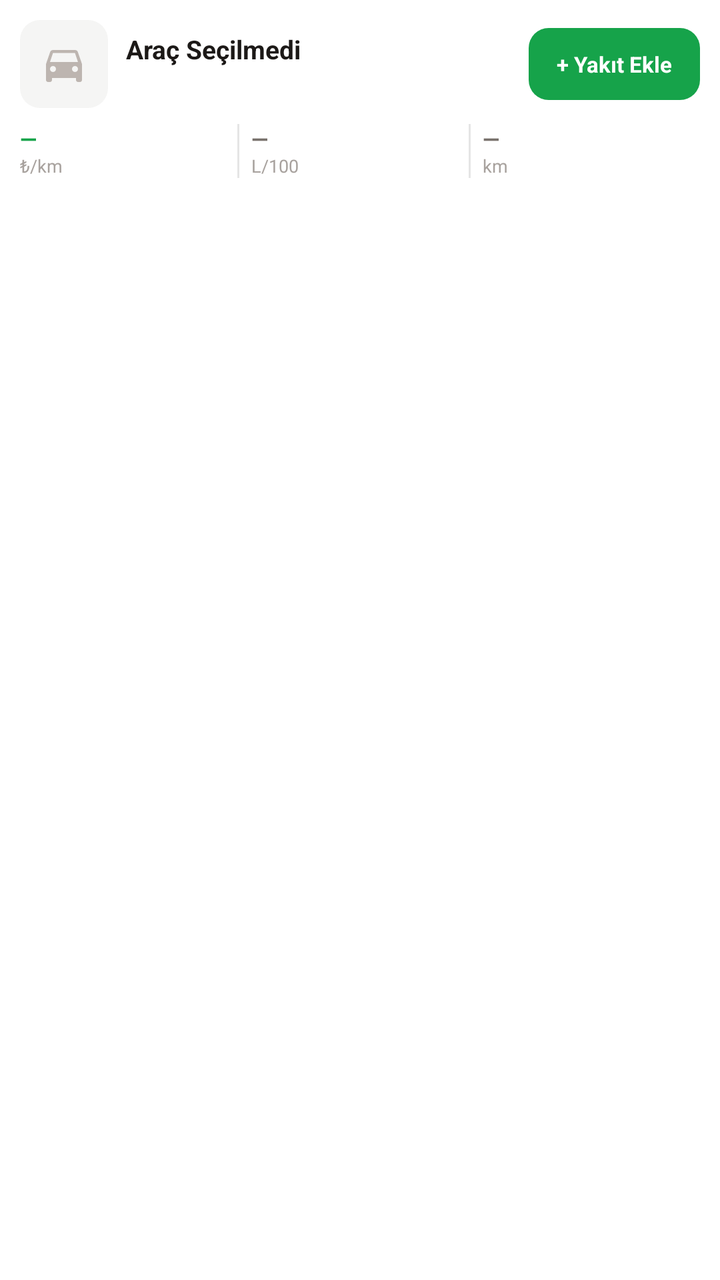
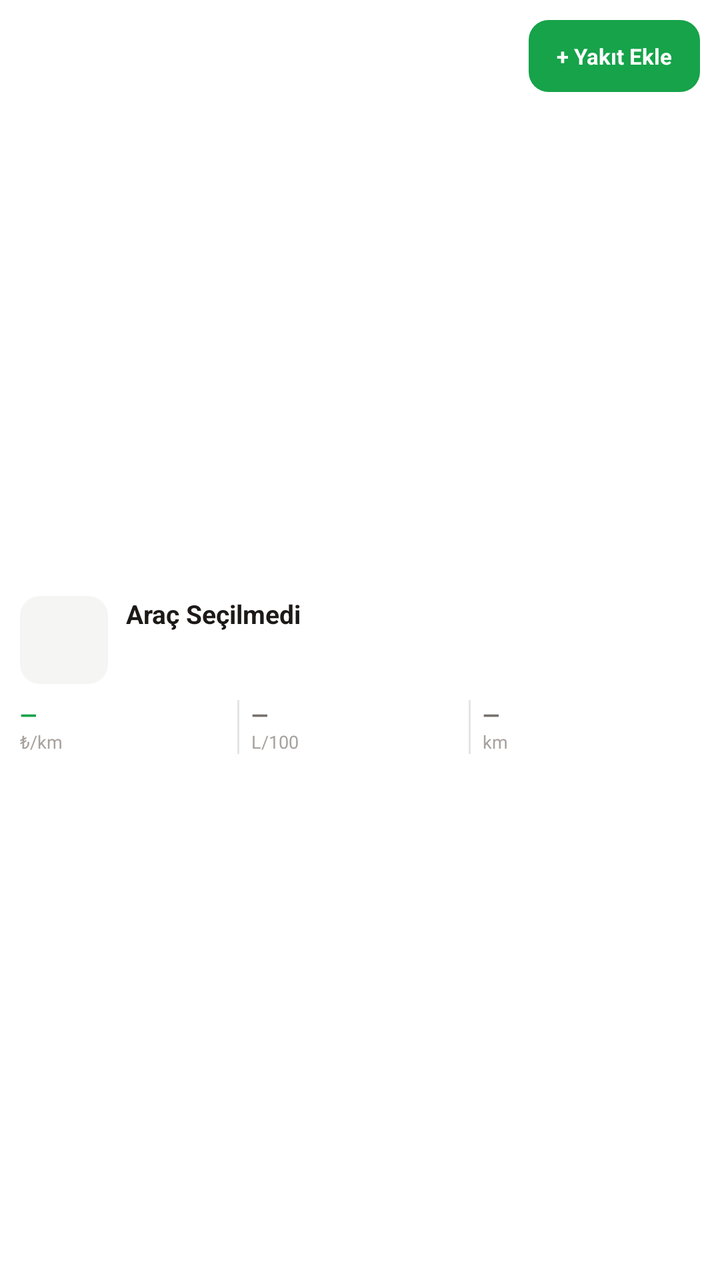

The first picture is an Android layout as it rendered before a commit; the second is the same layout after the commit. The layout source and the unified diff follow.
<!-- AndroidManifest.xml: fallback theme Theme.MaterialComponents.DayNight.NoActionBar -->
<!-- res/layout/fuel_widget_small_layout.xml -->
<?xml version="1.0" encoding="utf-8"?>
<LinearLayout xmlns:android="http://schemas.android.com/apk/res/android"
    android:layout_width="match_parent"
    android:layout_height="wrap_content"
    android:background="@drawable/widget_card_bg"
    android:orientation="vertical"
    android:padding="10dp">

    
    <LinearLayout
        android:layout_width="match_parent"
        android:layout_height="wrap_content"
        android:gravity="center_vertical"
        android:orientation="horizontal">

        
        <ImageView
            android:id="@+id/iv_vehicle_thumb_small"
            android:layout_width="44dp"
            android:layout_height="44dp"
            android:contentDescription="Araç"
            android:scaleType="centerCrop"
            android:src="@drawable/ic_car_placeholder" />

        
        <LinearLayout
            android:layout_width="0dp"
            android:layout_height="wrap_content"
            android:layout_marginStart="9dp"
            android:layout_weight="1"
            android:orientation="vertical">

            <TextView
                android:id="@+id/tv_vehicle_name_small"
                android:layout_width="wrap_content"
                android:layout_height="wrap_content"
                android:ellipsize="end"
                android:maxLines="1"
                android:text="Araç Seçilmedi"
                android:textColor="#1C1917"
                android:textSize="13sp"
                android:textStyle="bold" />

            <TextView
                android:id="@+id/tv_fuel_type_small"
                android:layout_width="wrap_content"
                android:layout_height="wrap_content"
                android:layout_marginTop="1dp"
                android:text=""
                android:textColor="#78716C"
                android:textSize="10sp" />
        </LinearLayout>

        
        <TextView
            android:id="@+id/btn_add_fuel_small"
            android:layout_width="wrap_content"
            android:layout_height="36dp"
            android:layout_marginStart="8dp"
            android:background="@drawable/widget_btn_bg"
            android:gravity="center"
            android:paddingStart="14dp"
            android:paddingEnd="14dp"
            android:text="+ Yakıt Ekle"
            android:textColor="@android:color/white"
            android:textSize="11sp"
            android:textStyle="bold" />
    </LinearLayout>

    
    <LinearLayout
        android:layout_width="match_parent"
        android:layout_height="wrap_content"
        android:layout_marginTop="8dp"
        android:orientation="horizontal">

        
        <LinearLayout
            android:layout_width="0dp"
            android:layout_height="wrap_content"
            android:layout_weight="1"
            android:orientation="vertical">

            <TextView
                android:id="@+id/tv_cost_per_km_small"
                android:layout_width="wrap_content"
                android:layout_height="wrap_content"
                android:text="—"
                android:textColor="#16A34A"
                android:textSize="11sp"
                android:textStyle="bold" />

            <TextView
                android:layout_width="wrap_content"
                android:layout_height="wrap_content"
                android:text="₺/km"
                android:textColor="#A8A29E"
                android:textSize="9sp" />
        </LinearLayout>

        
        <View
            android:layout_width="1dp"
            android:layout_height="match_parent"
            android:background="#1A000000" />

        
        <LinearLayout
            android:layout_width="0dp"
            android:layout_height="wrap_content"
            android:layout_marginStart="6dp"
            android:layout_weight="1"
            android:orientation="vertical">

            <TextView
                android:id="@+id/tv_liters_per100_small"
                android:layout_width="wrap_content"
                android:layout_height="wrap_content"
                android:text="—"
                android:textColor="#78716C"
                android:textSize="11sp"
                android:textStyle="bold" />

            <TextView
                android:layout_width="wrap_content"
                android:layout_height="wrap_content"
                android:text="L/100"
                android:textColor="#A8A29E"
                android:textSize="9sp" />
        </LinearLayout>

        
        <View
            android:layout_width="1dp"
            android:layout_height="match_parent"
            android:background="#1A000000" />

        
        <LinearLayout
            android:layout_width="0dp"
            android:layout_height="wrap_content"
            android:layout_marginStart="6dp"
            android:layout_weight="1"
            android:orientation="vertical">

            <TextView
                android:id="@+id/tv_total_km_small"
                android:layout_width="wrap_content"
                android:layout_height="wrap_content"
                android:text="—"
                android:textColor="#78716C"
                android:textSize="11sp"
                android:textStyle="bold" />

            <TextView
                android:layout_width="wrap_content"
                android:layout_height="wrap_content"
                android:text="km"
                android:textColor="#A8A29E"
                android:textSize="9sp" />
        </LinearLayout>
    </LinearLayout>

</LinearLayout>
<!-- resources referenced by this layout -->
<resources>
  <!-- drawable ic_car_placeholder (drawable) -->
  <?xml version="1.0" encoding="utf-8"?>
  <layer-list xmlns:android="http://schemas.android.com/apk/res/android">
      <item
          android:drawable="@drawable/widget_thumb_bg" />
      <item
          android:top="10dp"
          android:bottom="10dp"
          android:left="10dp"
          android:right="10dp">
          <vector
              android:width="24dp"
              android:height="24dp"
              android:viewportWidth="24"
              android:viewportHeight="24">
              <path
                  android:fillColor="#BDB5B0"
                  android:pathData="M18.92,6.01C18.72,5.42,18.16,5,17.5,5h-11c-0.66,0,-1.21,0.42,-1.42,1.01L3,12v8c0,0.55,0.45,1,1,1h1c0.55,0,1,-0.45,1,-1v-1h12v1c0,0.55,0.45,1,1,1h1c0.55,0,1,-0.45,1,-1v-8l-2.08,-5.99zM6.5,16c-0.83,0,-1.5,-0.67,-1.5,-1.5S5.67,13,6.5,13,8,13.67,8,14.5,7.33,16,6.5,16zM17.5,16c-0.83,0,-1.5,-0.67,-1.5,-1.5s0.67,-1.5,1.5,-1.5,1.5,0.67,1.5,1.5-0.67,1.5-1.5,1.5zM5,11l1.5,-4.5h11L19,11H5z" />
          </vector>
      </item>
  </layer-list>
  <!-- drawable widget_btn_bg (drawable) -->
  <?xml version="1.0" encoding="utf-8"?>
  <shape xmlns:android="http://schemas.android.com/apk/res/android"
      android:shape="rectangle">
      <corners android:radius="10dp" />
      <solid android:color="#16A34A" />
  </shape>
  <!-- drawable widget_card_bg (drawable) -->
  <?xml version="1.0" encoding="utf-8"?>
  <shape xmlns:android="http://schemas.android.com/apk/res/android"
      android:shape="rectangle">
      <corners android:radius="16dp" />
      <solid android:color="#FFFFFF" />
  </shape>
  <!-- drawable widget_thumb_bg (drawable) -->
  <?xml version="1.0" encoding="utf-8"?>
  <shape xmlns:android="http://schemas.android.com/apk/res/android"
      android:shape="rectangle">
      <corners android:radius="10dp" />
      <solid android:color="#F5F5F4" />
  </shape>
</resources>

<!-- the commit's change to res/layout/fuel_widget_small_layout.xml (unified diff, before → after) -->
@@ -1,76 +1,71 @@
 <?xml version="1.0" encoding="utf-8"?>
-<LinearLayout xmlns:android="http://schemas.android.com/apk/res/android"
+<RelativeLayout xmlns:android="http://schemas.android.com/apk/res/android"
     android:layout_width="match_parent"
-    android:layout_height="wrap_content"
+    android:layout_height="match_parent"
     android:background="@drawable/widget_card_bg"
-    android:orientation="vertical"
     android:padding="10dp">
+
+    
+    <ImageView
+        android:id="@+id/iv_vehicle_thumb_small"
+        android:layout_width="44dp"
+        android:layout_height="44dp"
+        android:layout_alignParentStart="true"
+        android:layout_centerVertical="true"
+        android:contentDescription="Araç"
+        android:background="@drawable/widget_thumb_bg"
+        android:scaleType="centerCrop" />
+
+    
+    <TextView
+        android:id="@+id/tv_vehicle_name_small"
+        android:layout_width="wrap_content"
+        android:layout_height="wrap_content"
+        android:layout_toEndOf="@id/iv_vehicle_thumb_small"
+        android:layout_marginStart="9dp"
+        android:layout_alignTop="@id/iv_vehicle_thumb_small"
+        android:ellipsize="end"
+        android:maxLines="1"
+        android:text="Araç Seçilmedi"
+        android:textColor="#1C1917"
+        android:textSize="13sp"
+        android:textStyle="bold" />
+
+    
+    <TextView
+        android:id="@+id/tv_fuel_type_small"
+        android:layout_width="wrap_content"
+        android:layout_height="wrap_content"
+        android:layout_toEndOf="@id/iv_vehicle_thumb_small"
+        android:layout_below="@id/tv_vehicle_name_small"
+        android:layout_marginStart="9dp"
+        android:layout_marginTop="1dp"
+        android:text=""
+        android:textColor="#78716C"
+        android:textSize="10sp" />
+
+    
+    <TextView
+        android:id="@+id/btn_add_fuel_small"
+        android:layout_width="wrap_content"
+        android:layout_height="36dp"
+        android:layout_alignParentEnd="true"
+        android:layout_alignParentTop="true"
+        android:layout_marginStart="8dp"
+        android:background="@drawable/widget_btn_bg"
+        android:gravity="center"
+        android:paddingStart="14dp"
+        android:paddingEnd="14dp"
+        android:text="+ Yakıt Ekle"
+        android:textColor="@android:color/white"
+        android:textSize="11sp"
+        android:textStyle="bold" />
 
     
     <LinearLayout
         android:layout_width="match_parent"
         android:layout_height="wrap_content"
-        android:gravity="center_vertical"
-        android:orientation="horizontal">
-
-        
-        <ImageView
-            android:id="@+id/iv_vehicle_thumb_small"
-            android:layout_width="44dp"
-            android:layout_height="44dp"
-            android:contentDescription="Araç"
-            android:scaleType="centerCrop"
-            android:src="@drawable/ic_car_placeholder" />
-
-        
-        <LinearLayout
-            android:layout_width="0dp"
-            android:layout_height="wrap_content"
-            android:layout_marginStart="9dp"
-            android:layout_weight="1"
-            android:orientation="vertical">
-
-            <TextView
-                android:id="@+id/tv_vehicle_name_small"
-                android:layout_width="wrap_content"
-                android:layout_height="wrap_content"
-                android:ellipsize="end"
-                android:maxLines="1"
-                android:text="Araç Seçilmedi"
-                android:textColor="#1C1917"
-                android:textSize="13sp"
-                android:textStyle="bold" />
-
-            <TextView
-                android:id="@+id/tv_fuel_type_small"
-                android:layout_width="wrap_content"
-                android:layout_height="wrap_content"
-                android:layout_marginTop="1dp"
-                android:text=""
-                android:textColor="#78716C"
-                android:textSize="10sp" />
-        </LinearLayout>
-
-        
-        <TextView
-            android:id="@+id/btn_add_fuel_small"
-            android:layout_width="wrap_content"
-            android:layout_height="36dp"
-            android:layout_marginStart="8dp"
-            android:background="@drawable/widget_btn_bg"
-            android:gravity="center"
-            android:paddingStart="14dp"
-            android:paddingEnd="14dp"
-            android:text="+ Yakıt Ekle"
-            android:textColor="@android:color/white"
-            android:textSize="11sp"
-            android:textStyle="bold" />
-    </LinearLayout>
-
-    
-    <LinearLayout
-        android:layout_width="match_parent"
-        android:layout_height="wrap_content"
+        android:layout_below="@id/iv_vehicle_thumb_small"
         android:layout_marginTop="8dp"
         android:orientation="horizontal">
 
@@ -161,4 +156,4 @@
         </LinearLayout>
     </LinearLayout>
 
-</LinearLayout>
+</RelativeLayout>
<!-- resource entries referenced after the edit -->
@@ -1,26 +1,5 @@
 <!-- resources referenced by this layout -->
 <resources>
-  <!-- drawable ic_car_placeholder (drawable) -->
-  <?xml version="1.0" encoding="utf-8"?>
-  <layer-list xmlns:android="http://schemas.android.com/apk/res/android">
-      <item
-          android:drawable="@drawable/widget_thumb_bg" />
-      <item
-          android:top="10dp"
-          android:bottom="10dp"
-          android:left="10dp"
-          android:right="10dp">
-          <vector
-              android:width="24dp"
-              android:height="24dp"
-              android:viewportWidth="24"
-              android:viewportHeight="24">
-              <path
-                  android:fillColor="#BDB5B0"
-                  android:pathData="M18.92,6.01C18.72,5.42,18.16,5,17.5,5h-11c-0.66,0,-1.21,0.42,-1.42,1.01L3,12v8c0,0.55,0.45,1,1,1h1c0.55,0,1,-0.45,1,-1v-1h12v1c0,0.55,0.45,1,1,1h1c0.55,0,1,-0.45,1,-1v-8l-2.08,-5.99zM6.5,16c-0.83,0,-1.5,-0.67,-1.5,-1.5S5.67,13,6.5,13,8,13.67,8,14.5,7.33,16,6.5,16zM17.5,16c-0.83,0,-1.5,-0.67,-1.5,-1.5s0.67,-1.5,1.5,-1.5,1.5,0.67,1.5,1.5-0.67,1.5-1.5,1.5zM5,11l1.5,-4.5h11L19,11H5z" />
-          </vector>
-      </item>
-  </layer-list>
   <!-- drawable widget_btn_bg (drawable) -->
   <?xml version="1.0" encoding="utf-8"?>
   <shape xmlns:android="http://schemas.android.com/apk/res/android"
